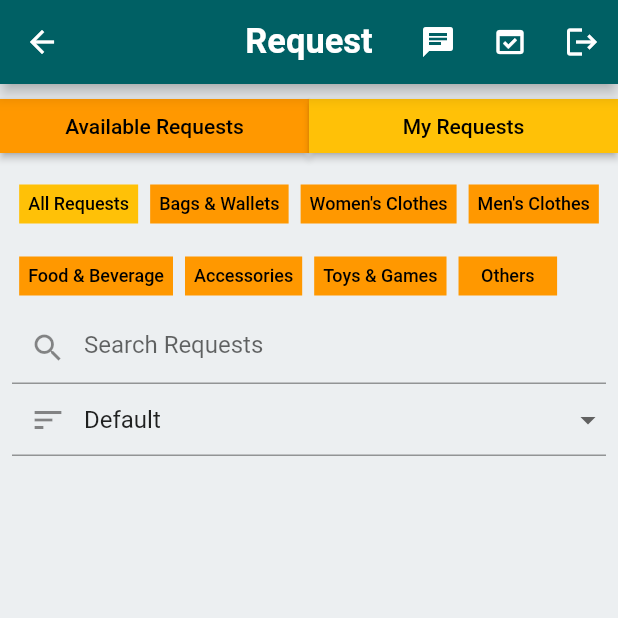
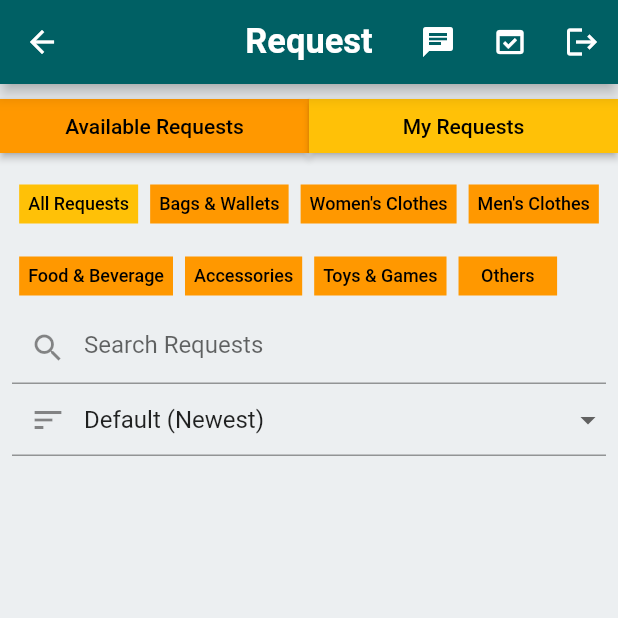
Before and after one commit to BizHelper/Seller, a Flutter app: the RequestScreen screen opened directly, item 2 of the bottom bar chosen, after a tap on "My Requests", on a phone screen of 412 x 824 dp, the top half of it. Run offline on Flutter 3.47's test engine with Material 2 defaults, Android fonts, the phone set to English and light mode, and no system bars; our stand-ins replace cloud_firestore, file_picker, firebase_auth, firebase_core, firebase_storage, flutter_chat_bubble and 3 more; accounts and stored records are empty.

Commit message:
add default sort for request page

```diff
--- a/lib/src/screens/request.dart
+++ b/lib/src/screens/request.dart
@@ -26,7 +26,7 @@ class _RequestScreenState extends State<RequestScreen> {
   List filteredResults = [];
   late Future resultsLoaded;
   final List<String> sortCategories = [
-    'Default',
+    'Default (Newest)',
     'Price: high to low',
     'Price: low to high',
     'Deadline: latest to earliest',
@@ -103,7 +103,7 @@ class _RequestScreenState extends State<RequestScreen> {
       ? await data.orderBy('Price Double', descending: true).get()
       : widget.sort == 'Price: low to high'
       ? await data.orderBy('Price Double').get()
-      : await data.get();
+      : await data.orderBy('Time', descending: true).get();
     setState(() => allResults = sortedData.docs);
     searchResultList();
     return sortedData.docs;
@@ -174,7 +174,7 @@ class _RequestScreenState extends State<RequestScreen> {
                             builder: (context) => RequestScreen(
                               type: 'Available Requests',
                               currentCategory: widget.currentCategory,
-                              sort: 'Default',
+                              sort: 'Default (Newest)'
                             ),
                           ),
                         );
@@ -207,7 +207,7 @@ class _RequestScreenState extends State<RequestScreen> {
                             builder: (context) => RequestScreen(
                               type: 'My Requests',
                               currentCategory: widget.currentCategory,
-                              sort: 'Default',
+                              sort: 'Default (Newest)',
                             ),
                           ),
                         );
--- a/lib/src/widgets/categories.dart
+++ b/lib/src/widgets/categories.dart
@@ -87,7 +87,7 @@ class CategoryButton extends StatelessWidget {
           } else {
             Navigator.of(context).pushReplacement(
                 MaterialPageRoute(
-                    builder: (context) => RequestScreen(currentCategory: text, type: currentPage, sort: 'Default',)));
+                    builder: (context) => RequestScreen(currentCategory: text, type: currentPage, sort: 'Default (Newest)',)));
           }
         },
         style: TextButton.styleFrom(
--- a/lib/src/widgets/navigateBar.dart
+++ b/lib/src/widgets/navigateBar.dart
@@ -41,7 +41,7 @@ class NavigateBar extends StatelessWidget {
                             builder: (context) => RequestScreen(
                                 type: 'Available Requests',
                                 currentCategory: 'All Requests',
-                                sort: 'Default')));
+                                sort: 'Default (Newest)')));
                   },
                   child: Column(
                     children: const [
```
